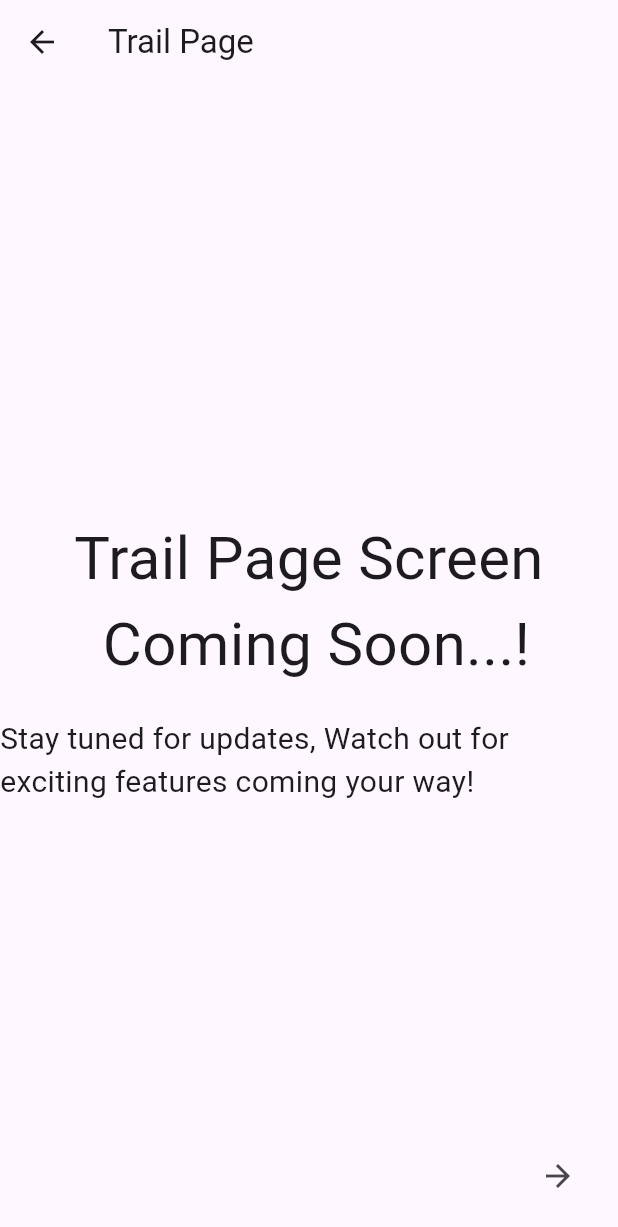
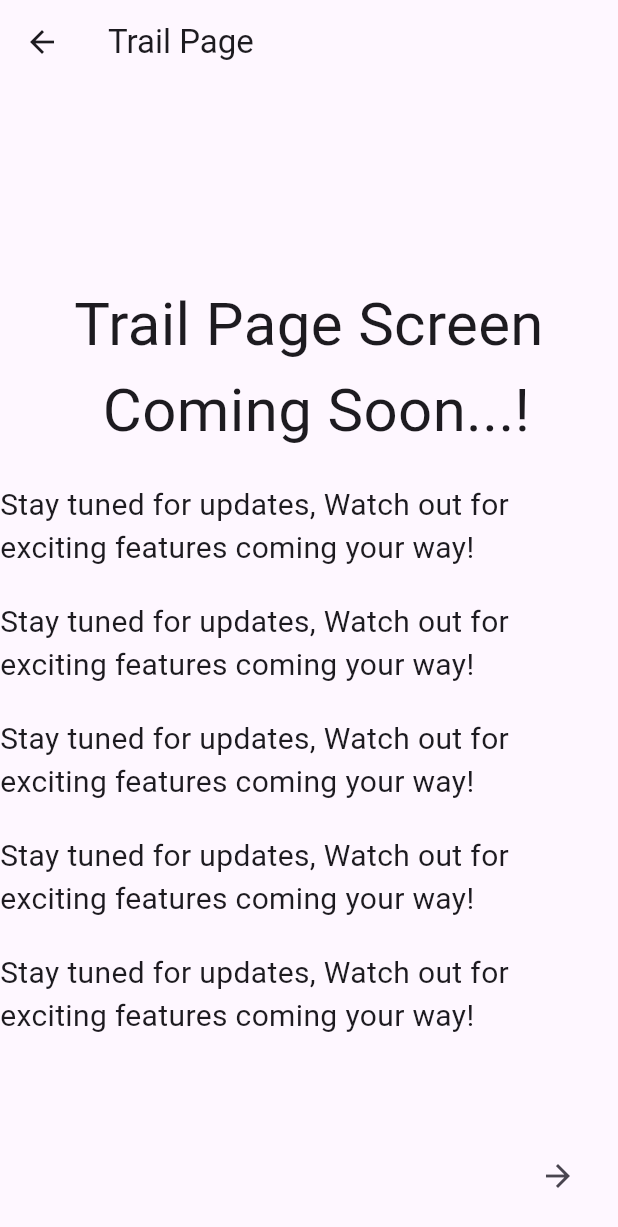
Before and after one commit to tharinduhccakalanka/grocery_app, a Flutter app: the Trail screen opened directly, on a phone screen of 412 x 824 dp. Shown: the top 1227 px of the screen. Run offline on Flutter 3.47's test engine with Material 3 defaults, Android fonts, the light colour scheme and no system bars; our stand-ins replace animate_do, awesome_dialog, firebase_auth, firebase_core, flutter_svg, logger; accounts and stored records are empty.

Commit message:
updated code

```diff
--- a/lib/screens/main/trail/trail.dart
+++ b/lib/screens/main/trail/trail.dart
@@ -27,6 +27,31 @@ class _TrailState extends State<Trail> {
             SizedBox(height: 20),
             Text(
               "Stay tuned for updates, Watch out for exciting features coming your way!",
+
+              style: TextStyle(fontSize: 20),
+            ),
+            SizedBox(height: 20),
+            Text(
+              "Stay tuned for updates, Watch out for exciting features coming your way!",
+
+              style: TextStyle(fontSize: 20),
+            ),
+            SizedBox(height: 20),
+            Text(
+              "Stay tuned for updates, Watch out for exciting features coming your way!",
+
+              style: TextStyle(fontSize: 20),
+            ),
+            SizedBox(height: 20),
+            Text(
+              "Stay tuned for updates, Watch out for exciting features coming your way!",
+
+              style: TextStyle(fontSize: 20),
+            ),
+            SizedBox(height: 20),
+            Text(
+              "Stay tuned for updates, Watch out for exciting features coming your way!",
+
               style: TextStyle(fontSize: 20),
             ),
           ],
```
